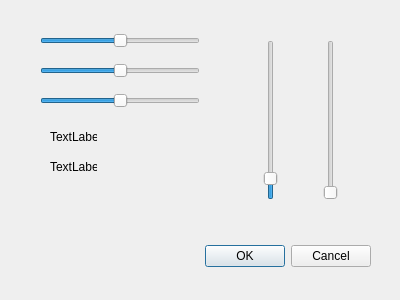
This is SVDModel/SVDUI/visualization/cameracontrol.ui in edfm-tum/SVD as Qt 5 draws it before an edit. The edited form follows.
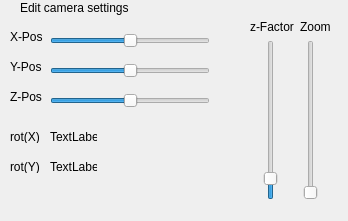
This is the edited form.

Diff of the .ui file:
```diff
--- a/SVDModel/SVDUI/visualization/cameracontrol.ui
+++ b/SVDModel/SVDUI/visualization/cameracontrol.ui
@@ -6,33 +6,17 @@
    <rect>
     <x>0</x>
     <y>0</y>
-    <width>400</width>
-    <height>300</height>
+    <width>348</width>
+    <height>221</height>
    </rect>
   </property>
   <property name="windowTitle">
    <string>Dialog</string>
   </property>
-  <widget class="QDialogButtonBox" name="buttonBox">
-   <property name="geometry">
-    <rect>
-     <x>30</x>
-     <y>240</y>
-     <width>341</width>
-     <height>32</height>
-    </rect>
-   </property>
-   <property name="orientation">
-    <enum>Qt::Horizontal</enum>
-   </property>
-   <property name="standardButtons">
-    <set>QDialogButtonBox::Cancel|QDialogButtonBox::Ok</set>
-   </property>
-  </widget>
   <widget class="QSlider" name="targetX">
    <property name="geometry">
     <rect>
-     <x>40</x>
+     <x>50</x>
      <y>30</y>
      <width>160</width>
      <height>22</height>
@@ -51,7 +35,7 @@
   <widget class="QSlider" name="targetZ">
    <property name="geometry">
     <rect>
-     <x>40</x>
+     <x>50</x>
      <y>90</y>
      <width>160</width>
      <height>22</height>
@@ -70,7 +54,7 @@
   <widget class="QSlider" name="targetY">
    <property name="geometry">
     <rect>
-     <x>40</x>
+     <x>50</x>
      <y>60</y>
      <width>160</width>
      <height>22</height>
@@ -89,7 +73,7 @@
   <widget class="QSlider" name="zoomFactor">
    <property name="geometry">
     <rect>
-     <x>320</x>
+     <x>300</x>
      <y>40</y>
      <width>22</width>
      <height>160</height>
@@ -150,6 +134,110 @@
     <string>TextLabel</string>
    </property>
   </widget>
+  <widget class="QLabel" name="label">
+   <property name="geometry">
+    <rect>
+     <x>20</x>
+     <y>0</y>
+     <width>191</width>
+     <height>16</height>
+    </rect>
+   </property>
+   <property name="text">
+    <string>Edit camera settings</string>
+   </property>
+  </widget>
+  <widget class="QLabel" name="label_2">
+   <property name="geometry">
+    <rect>
+     <x>10</x>
+     <y>30</y>
+     <width>47</width>
+     <height>13</height>
+    </rect>
+   </property>
+   <property name="text">
+    <string>X-Pos</string>
+   </property>
+  </widget>
+  <widget class="QLabel" name="label_3">
+   <property name="geometry">
+    <rect>
+     <x>10</x>
+     <y>60</y>
+     <width>47</width>
+     <height>13</height>
+    </rect>
+   </property>
+   <property name="text">
+    <string>Y-Pos</string>
+   </property>
+  </widget>
+  <widget class="QLabel" name="label_4">
+   <property name="geometry">
+    <rect>
+     <x>10</x>
+     <y>90</y>
+     <width>47</width>
+     <height>13</height>
+    </rect>
+   </property>
+   <property name="text">
+    <string>Z-Pos</string>
+   </property>
+  </widget>
+  <widget class="QLabel" name="label_5">
+   <property name="geometry">
+    <rect>
+     <x>10</x>
+     <y>130</y>
+     <width>47</width>
+     <height>13</height>
+    </rect>
+   </property>
+   <property name="text">
+    <string>rot(X)</string>
+   </property>
+  </widget>
+  <widget class="QLabel" name="label_6">
+   <property name="geometry">
+    <rect>
+     <x>10</x>
+     <y>160</y>
+     <width>47</width>
+     <height>13</height>
+    </rect>
+   </property>
+   <property name="text">
+    <string>rot(Y)</string>
+   </property>
+  </widget>
+  <widget class="QLabel" name="label_7">
+   <property name="geometry">
+    <rect>
+     <x>300</x>
+     <y>20</y>
+     <width>47</width>
+     <height>13</height>
+    </rect>
+   </property>
+   <property name="text">
+    <string>Zoom</string>
+   </property>
+  </widget>
+  <widget class="QLabel" name="label_8">
+   <property name="geometry">
+    <rect>
+     <x>250</x>
+     <y>20</y>
+     <width>47</width>
+     <height>13</height>
+    </rect>
+   </property>
+   <property name="text">
+    <string>z-Factor</string>
+   </property>
+  </widget>
  </widget>
  <resources/>
  <connections>
```
Left out of the diff: 35 changed lines with no effect on the pictures.
